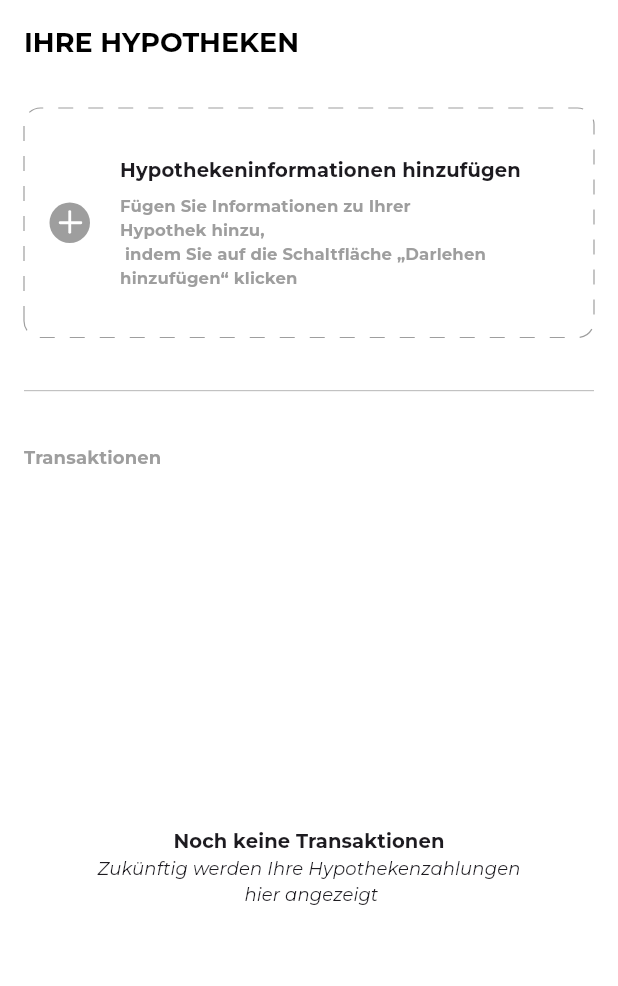
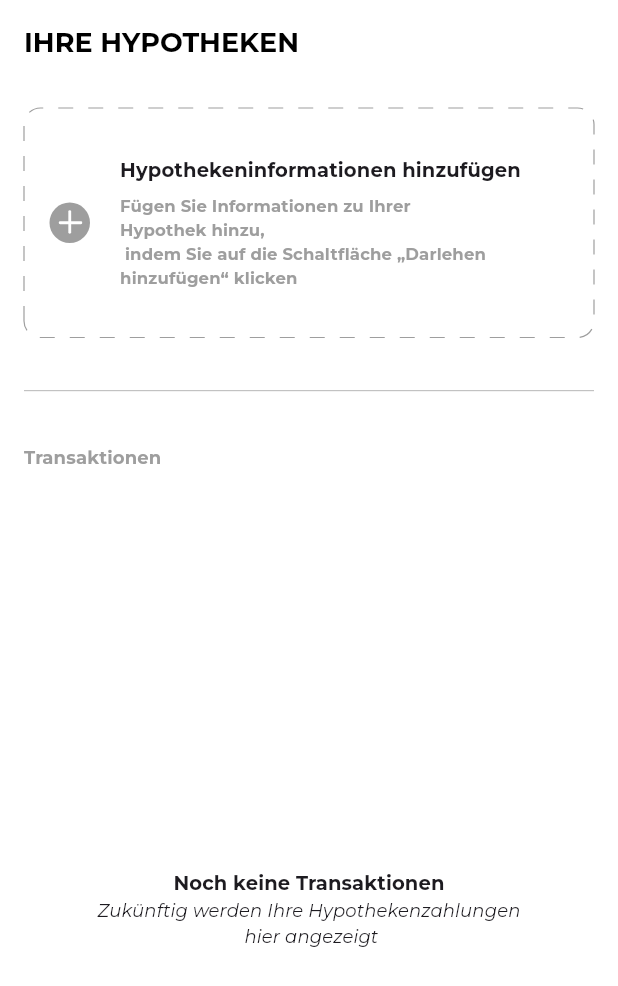
Before and after one commit to kerimn/calculator_latest, a Flutter app: the HomeScreen screen opened directly, on a phone screen of 412 x 824 dp. Shown: the top 986 px of the screen. Run offline on Flutter 3.47's test engine with Material 3 defaults, Android fonts, the phone set to English and light mode, and no system bars; drawn by our look-alikes of dotted_border; our stand-ins replace flutter_svg, shared_preferences; missing offline and left inert: interactive_chart; accounts and stored records are empty; project files that could hold a hidden picture were left out.

Commit message:
home screen fixed

```diff
--- a/lib/screens/home_screen.dart
+++ b/lib/screens/home_screen.dart
@@ -29,7 +29,9 @@ class HomeScreen extends StatelessWidget {
         ),
       ),
       body: SafeArea(
+        child: SingleChildScrollView(
           child: Container(
+            height: MediaQuery.of(context).size.height,
             padding: const EdgeInsets.all(16),
             child: Column(
               mainAxisAlignment: MainAxisAlignment.start,
@@ -237,6 +239,7 @@ class HomeScreen extends StatelessWidget {
             ),
           ),
         ),
+      ),
     );
   }
 }
--- a/lib/screens/loan_info.dart
+++ b/lib/screens/loan_info.dart
@@ -2,7 +2,6 @@ import 'package:calculator/constants/colors.dart';
 import 'package:calculator/constants/images.dart';
 import 'package:calculator/data/mortgage_model.dart';
 import 'package:calculator/provider/mortgage_controller.dart';
-import 'package:calculator/screens/add_payment.dart';
 import 'package:calculator/widgets/buttons.dart';
 import 'package:calculator/widgets/half_circular_progress_bar.dart';
 import 'package:calculator/widgets/info_widget.dart';
@@ -18,7 +17,7 @@ class LoanInfo extends StatelessWidget {
   @override
   Widget build(BuildContext context) {
     var orientation = MediaQuery.of(context).orientation;
-    double paddingTop = (orientation == Orientation.portrait) ? 0 : 80.0;
+    double paddingTop = (orientation == Orientation.portrait) ? 10 : 120.0;
     var mortgage = context.watch<MortgageController>();
 
     return Scaffold(
--- a/lib/widgets/buttons.dart
+++ b/lib/widgets/buttons.dart
@@ -1,9 +1,7 @@
-import 'package:calculator/provider/mortgage_controller.dart';
 import 'package:calculator/screens/add_payment.dart';
 import 'package:calculator/screens/detail_screen.dart';
 import 'package:calculator/screens/shedule.dart';
 import 'package:flutter/material.dart';
-import 'package:provider/provider.dart';
 import '../constants/colors.dart';
 
 class ButtonsWidget extends StatelessWidget {
```
Also changed, not shown: 9 other files. Lines whose indentation alone changed are shown as unchanged.
